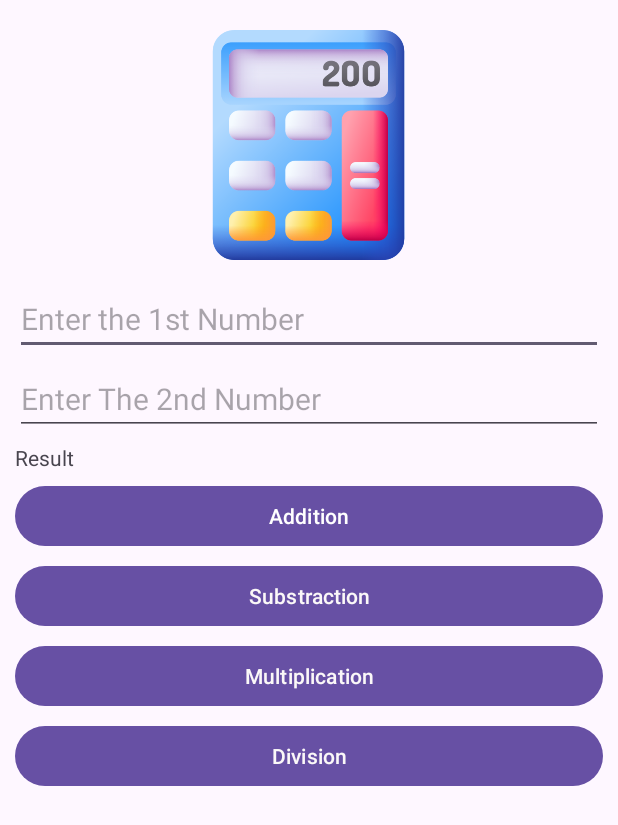
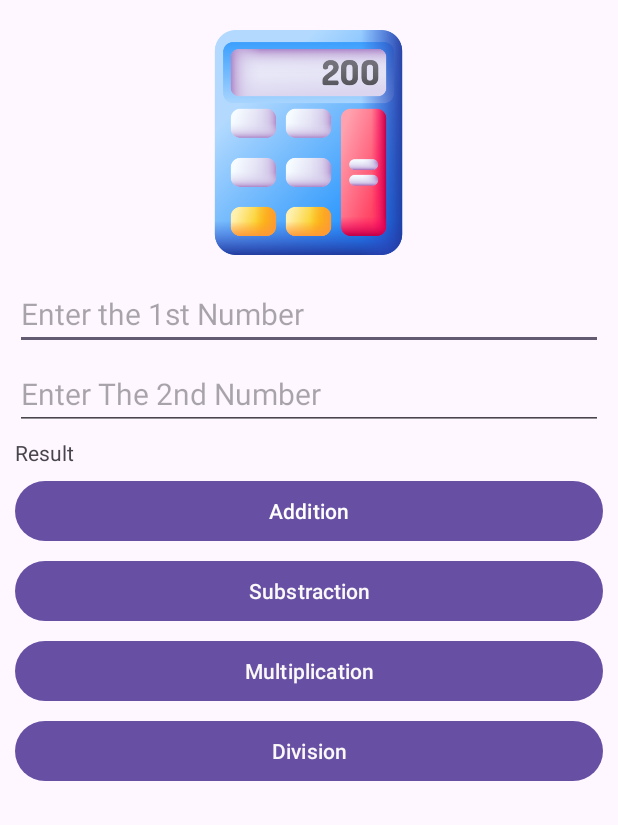
Before and after one commit to HritamBasak/Hritam-s-Calculator, an Android app: the screen it shows after launch (MainActivity), on a phone screen of 412 x 824 dp. Shown: the top 825 px of the screen. Run offline under Robolectric (Android 15) with nearby library versions, the phone set to English and light mode, and no system bars.

Commit message:
Changed image's dimensions

```diff
--- a/app/src/main/res/layout/activity_main.xml
+++ b/app/src/main/res/layout/activity_main.xml
@@ -15,8 +15,8 @@
 
         <ImageView
             android:id="@+id/imageView"
-            android:layout_width="155dp"
-            android:layout_height="153dp"
+            android:layout_width="150dp"
+            android:layout_height="150dp"
             android:layout_gravity="center_horizontal|center_vertical"
             android:layout_margin="10dp"
             app:srcCompat="@drawable/calculator" />
```
